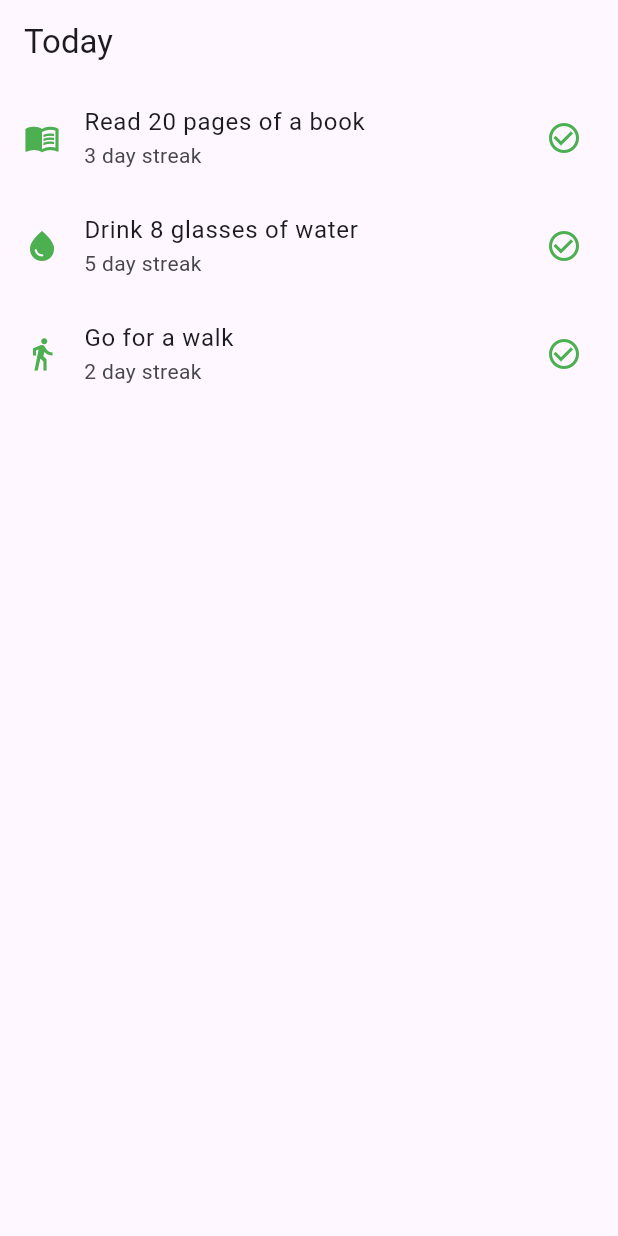
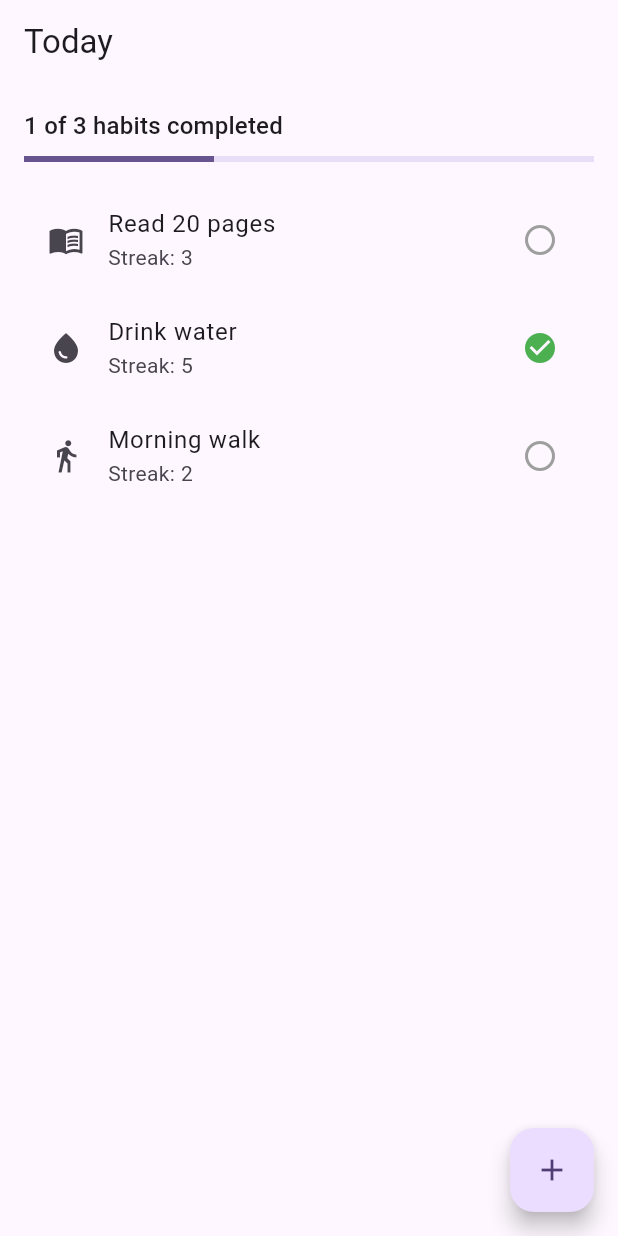
Before and after one commit to VoTrieu/personal_habit, a Flutter app: the screen it shows after launch, on a phone screen of 412 x 824 dp. Run offline on Flutter 3.47's test engine with Material 3 defaults, Android fonts, the phone set to English and light mode, and no system bars.

Commit message:
Added addNew Habit feature

```diff
--- a/lib/features/today/today_screen.dart
+++ b/lib/features/today/today_screen.dart
@@ -1,35 +1,98 @@
 import 'package:flutter/material.dart';
 
-class TodayScreen extends StatelessWidget {
+import '../../models/habit.dart';
+import 'widgets/habit_tile.dart';
+
+class TodayScreen extends StatefulWidget {
   const TodayScreen({super.key});
+  @override
+  State<TodayScreen> createState() => _TodayScreenState();
+}
+
+class _TodayScreenState extends State<TodayScreen> {
+  List<Habit> habits = [
+    Habit(
+      id: 'read',
+      name: 'Read 20 pages',
+      icon: Icons.menu_book,
+      streak: 3,
+      isCompletedToday: false,
+    ),
+    Habit(
+      id: 'water',
+      name: 'Drink water',
+      icon: Icons.water_drop,
+      streak: 5,
+      isCompletedToday: true,
+    ),
+    Habit(
+      id: 'walk',
+      name: 'Morning walk',
+      icon: Icons.directions_walk,
+      streak: 2,
+      isCompletedToday: false,
+    ),
+  ];
+
+  int get completedCount => habits.where((h) => h.isCompletedToday).length;
+
+  double get completionProgress {
+    if (habits.isEmpty) return 0;
+    return completedCount / habits.length;
+  }
+  void toggleHabitCompletion(String habitId) {
+    setState(() {
+      habits = habits.map((habit) {
+        if (habit.id == habitId) {
+          return habit.copyWith(
+            isCompletedToday: !habit.isCompletedToday,
+          );
+        }
+        return habit;
+      }).toList();
+    });
+  }
+
+  void addHabit() {
+    setState(() {
+      habits = [
+        ...habits,
+        Habit(
+          id: DateTime.now().millisecondsSinceEpoch.toString(),
+          name: 'New Habit',
+          icon: Icons.star,
+          streak: 0,
+          isCompletedToday: false,
+        )
+      ];
+    }); // This will be implemented in the future to add new habits
+  }
 
   @override
   Widget build(BuildContext context) {
     return Scaffold(
-      appBar: AppBar(
-        title: Text('Today'),
+      appBar: AppBar(title: const Text('Today')),
+      body: ListView(
+        padding: const EdgeInsets.all(16),
+        children: [
+          Text(
+            '$completedCount of ${habits.length} habits completed',
+            style: Theme.of(context).textTheme.titleMedium,
+          ),
+          const SizedBox(height: 8),
+          LinearProgressIndicator(value: completionProgress),
+          const SizedBox(height: 16),
+          ...habits.map((habit) {
+            return HabitTile(
+              habit: habit,
+              onTap: () => toggleHabitCompletion(habit.id),
+            );
+          })
+        ]
       ),
-      body: ListView(
-        children:  const [
-          ListTile(
-            leading: Icon(Icons.menu_book, color: Colors.green),
-            title: Text('Read 20 pages of a book'),
-            subtitle: Text('3 day streak'),
-            trailing: Icon(Icons.check_circle_outline, color: Colors.green)
-          ),
-          ListTile(
-            leading: Icon(Icons.water_drop, color: Colors.green),
-            title: Text('Drink 8 glasses of water'),
-            subtitle: Text('5 day streak'),
-            trailing: Icon(Icons.check_circle_outline, color: Colors.green)
-          ),
-          ListTile(
-            leading: Icon(Icons.directions_walk, color: Colors.green),
-            title: Text('Go for a walk'),
-            subtitle: Text('2 day streak'),
-            trailing: Icon(Icons.check_circle_outline, color: Colors.green)
-          ),
-        ],
+      floatingActionButton: FloatingActionButton(
+        onPressed: addHabit,
+        child: const Icon(Icons.add),
       ),
     );
   }
--- /dev/null
+++ b/lib/features/today/widgets/habit_tile.dart
@@ -0,0 +1,27 @@
+import 'package:flutter/material.dart';
+
+import '../../../models/habit.dart';
+
+class HabitTile extends StatelessWidget {
+  const HabitTile({
+    super.key,
+    required this.habit,
+    required this.onTap,
+  });
+  final Habit habit;
+  final VoidCallback onTap;
+
+  @override
+  Widget build(BuildContext context) {
+    return ListTile(
+      leading: Icon(habit.icon),
+      title: Text(habit.name),
+      subtitle: Text('Streak: ${habit.streak}'),
+      trailing: Icon(
+        habit.isCompletedToday ? Icons.check_circle : Icons.circle_outlined,
+        color: habit.isCompletedToday ? Colors.green : Colors.grey,
+      ),
+      onTap: onTap,
+    );
+  }
+}
--- /dev/null
+++ b/lib/models/habit.dart
@@ -0,0 +1,33 @@
+import 'package:flutter/material.dart';
+
+class Habit {
+  final String id;
+  final String name;
+  final IconData icon;
+  final bool isCompletedToday;
+  final int streak;
+
+  const Habit({
+    required this.id,
+    required this.name,
+    required this.icon,
+    required this.isCompletedToday,
+    required this.streak,
+  });
+
+  Habit copyWith({
+    String? id,
+    String? name,
+    IconData? icon,
+    bool? isCompletedToday,
+    int? streak,
+  }) {
+    return Habit(
+      id: id ?? this.id,
+      name: name ?? this.name,
+      icon: icon ?? this.icon,
+      isCompletedToday: isCompletedToday ?? this.isCompletedToday,
+      streak: streak ?? this.streak,
+    );
+  }
+}
```
